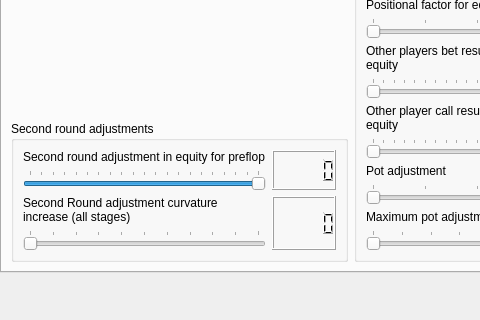
Above: poker/gui/ui/strategy_manager_form.ui from dickreuter/Poker before the change; both pictures show x 0 to 480 and y 534 to 854 of the 995 by 854 pixel window. Below: the same form after it.
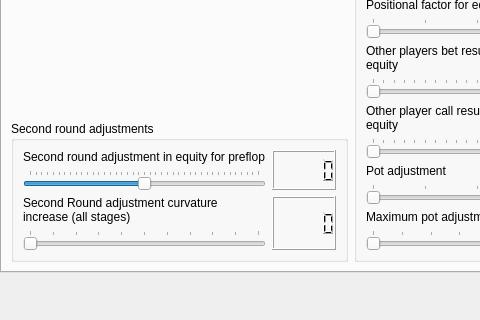
That is the form after the change. The open tabs and pages were chosen to show the change.

```diff
--- a/poker/gui/ui/strategy_manager_form.ui
+++ b/poker/gui/ui/strategy_manager_form.ui
@@ -366,7 +366,7 @@
                 <number>0</number>
                </property>
                <property name="maximum">
-                <number>20</number>
+                <number>40</number>
                </property>
                <property name="singleStep">
                 <number>1</number>
```
